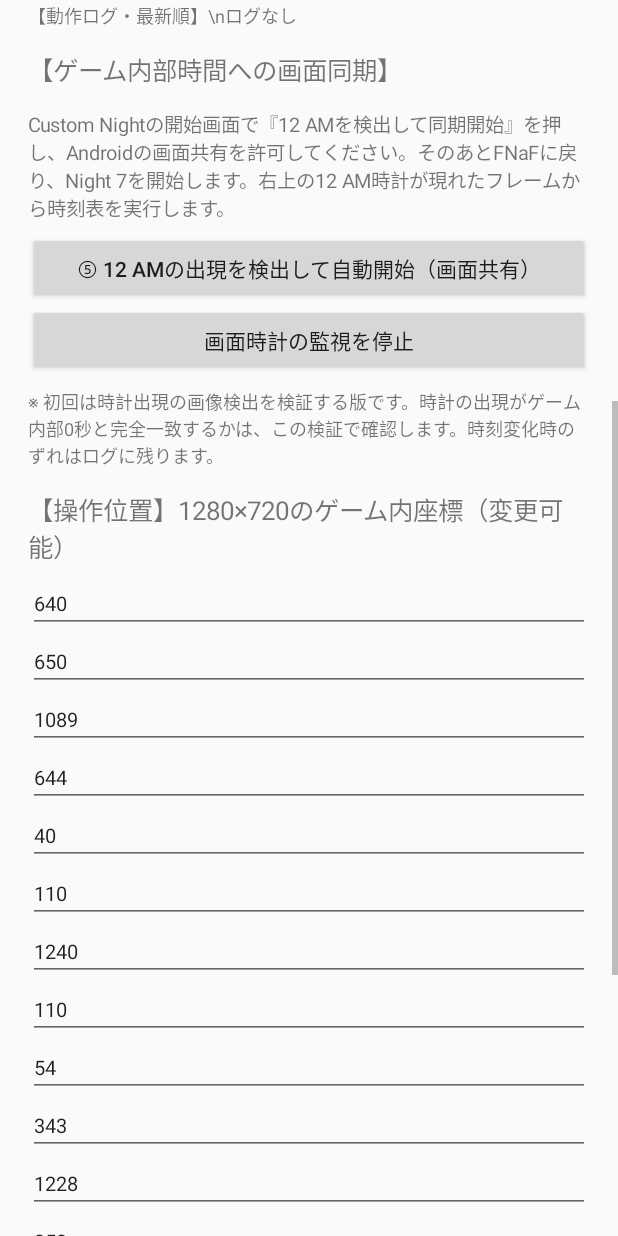
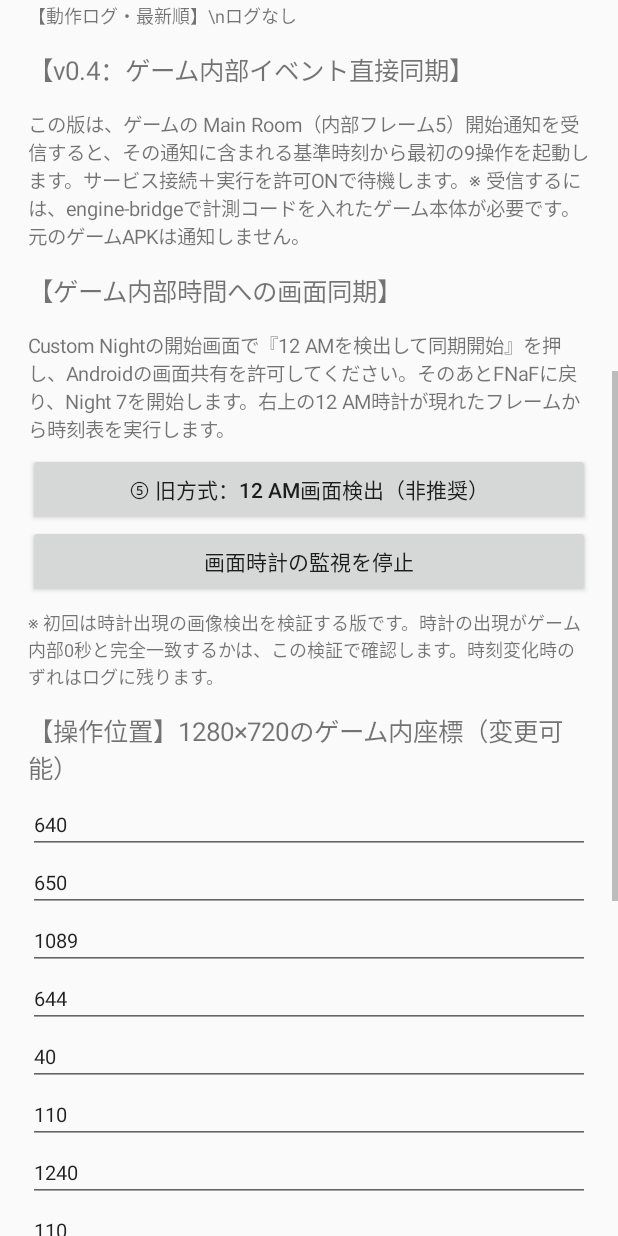
Before and after one commit to tara-sooo/FNaF, an Android app: the screen it shows after launch (MainActivity), scrolled down 576 dp, on a phone screen of 412 x 824 dp. Run offline under Robolectric (Android 15) with nearby library versions, the light colour scheme and no system bars.

Commit message:
Explain exact in-process game frame sync in v0.4 UI, mark visual clock method as deprecated

```diff
--- a/app/src/main/java/dev/sovereign/fnaf/MainActivity.java
+++ b/app/src/main/java/dev/sovereign/fnaf/MainActivity.java
@@ -63,9 +63,11 @@ public final class MainActivity extends Activity {
         Button refresh=button(content,"動作状態を更新");
         refresh.setOnClickListener(v->refreshStatus());
         history=addText(content,"",12);
+        addText(content,"【v0.4：ゲーム内部イベント直接同期】",17);
+        addText(content,"この版は、ゲームの Main Room（内部フレーム5）開始通知を受信すると、その通知に含まれる基準時刻から最初の9操作を起動します。サービス接続＋実行を許可ONで待機します。※ 受信するには、engine-bridgeで計測コードを入れたゲーム本体が必要です。元のゲームAPKは通知しません。",13);
         addText(content,"【ゲーム内部時間への画面同期】",17);
         addText(content,"Custom Nightの開始画面で『12 AMを検出して同期開始』を押し、Androidの画面共有を許可してください。そのあとFNaFに戻り、Night 7を開始します。右上の12 AM時計が現れたフレームから時刻表を実行します。",13);
-        Button sync=button(content,"⑤ 12 AMの出現を検出して自動開始（画面共有）");
+        Button sync=button(content,"⑤ 旧方式：12 AM画面検出（非推奨）");
         sync.setOnClickListener(v->requestClockSync());
         Button stopSync=button(content,"画面時計の監視を停止");
         stopSync.setOnClickListener(v->{
```
